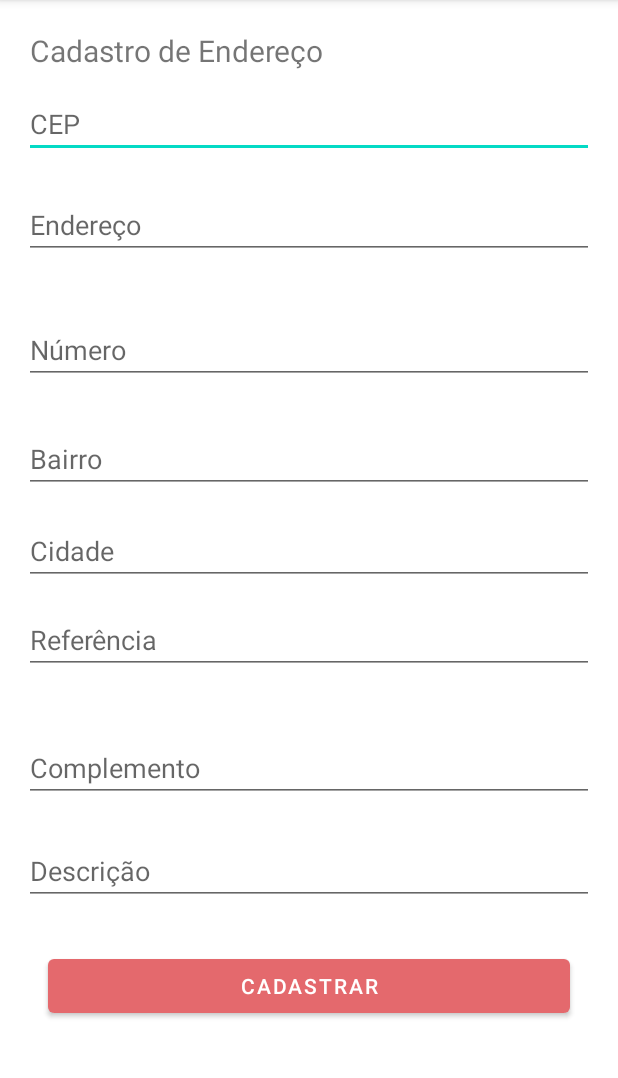
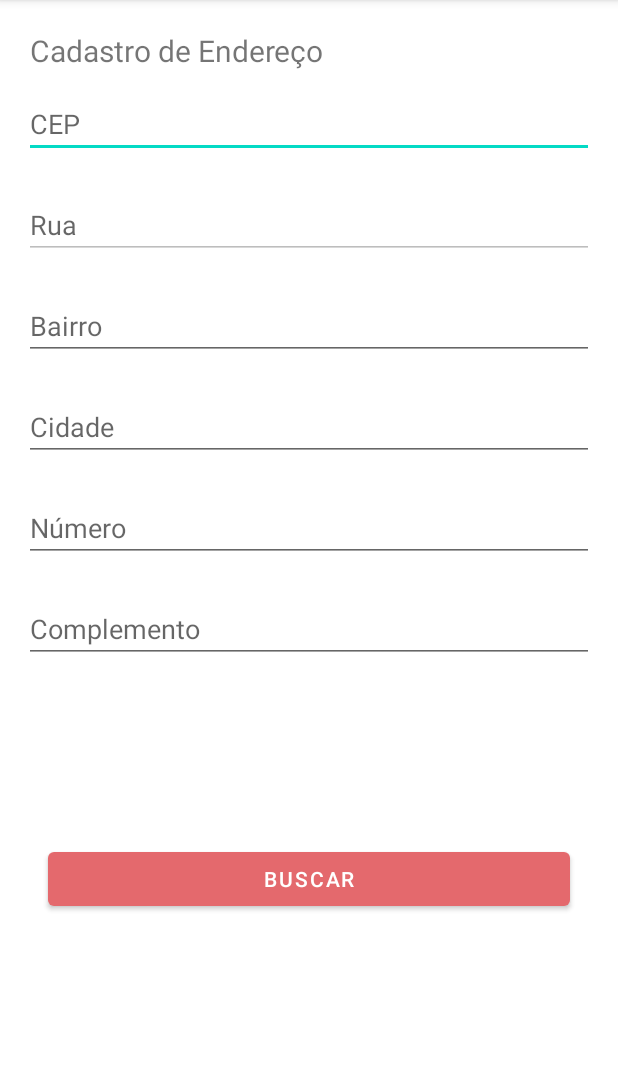
Before and after one commit to VitorAmorimPinto/Projeto-app-confeitaria, an Android app: the EnderecoActivity screen opened directly, with no data from a screen before it, on a phone screen of 412 x 824 dp, the part 84-1162 px from its top. Run offline under Robolectric (Android 15) with nearby library versions, the phone set to English and light mode, and no system bars.

Commit message:
branch vitor - Implementando busca de endereço

```diff
--- a/app/build.gradle
+++ b/app/build.gradle
@@ -45,6 +45,7 @@ dependencies {
     implementation 'com.google.firebase:firebase-storage'
     implementation 'com.github.ittianyu:BottomNavigationViewEx:2.0.4'
     implementation "com.android.support:design:28.0.0"
-
+    implementation 'com.squareup.retrofit2:retrofit:2.9.0'
+    implementation 'com.squareup.retrofit2:converter-gson:2.9.0'
 }
 apply plugin: 'com.google.gms.google-services'
--- a/app/src/main/AndroidManifest.xml
+++ b/app/src/main/AndroidManifest.xml
@@ -1,7 +1,7 @@
 <?xml version="1.0" encoding="utf-8"?>
 <manifest xmlns:android="http://schemas.android.com/apk/res/android"
     package="com.example.aplicativoconfeitaria">
-
+    <uses-permission android:name="android.permission.INTERNET" />
     <application
         android:allowBackup="true"
         android:icon="@mipmap/ic_launcher"
--- a/app/src/main/java/com/example/aplicativoconfeitaria/activity/EnderecoActivity.java
+++ b/app/src/main/java/com/example/aplicativoconfeitaria/activity/EnderecoActivity.java
@@ -3,14 +3,86 @@ package com.example.aplicativoconfeitaria.activity;
 import androidx.appcompat.app.AppCompatActivity;
 
 import android.os.Bundle;
+import android.text.Editable;
+import android.text.TextWatcher;
+import android.view.View;
+import android.widget.Button;
+import android.widget.EditText;
+import android.widget.TextView;
 
 import com.example.aplicativoconfeitaria.R;
+import com.example.aplicativoconfeitaria.api.CEPService;
+import com.example.aplicativoconfeitaria.domain.AddressRequest;
+import com.example.aplicativoconfeitaria.model.Endereco;
+
+import org.json.JSONObject;
+
+import retrofit2.Call;
+import retrofit2.Callback;
+import retrofit2.Response;
+import retrofit2.Retrofit;
+import retrofit2.converter.gson.GsonConverterFactory;
 
 public class EnderecoActivity extends AppCompatActivity {
+    Button button3;
+    EditText edtCep,edtRua,edtBairro,edtCidade,edtNumero,edtComplemento;
 
+    private Retrofit retrofit;
     @Override
     protected void onCreate(Bundle savedInstanceState) {
         super.onCreate(savedInstanceState);
         setContentView(R.layout.activity_endereco);
+        button3 = findViewById(R.id.button3);
+        edtCep = findViewById((R.id.edtCep));
+        edtRua = findViewById((R.id.edtRua));
+        edtBairro = findViewById((R.id.edtBairro));
+        edtCidade = findViewById((R.id.edtCidade));
+        edtNumero = findViewById((R.id.edtNumero));
+        edtComplemento = findViewById((R.id.edtComplemento));
+        edtRua.setEnabled(false);
+        retrofit = new Retrofit.Builder()
+                .baseUrl("https://viacep.com.br/ws/")
+                .addConverterFactory(GsonConverterFactory.create()).build();
+        edtCep.addTextChangedListener(new TextWatcher() {
+            @Override
+            public void onTextChanged(CharSequence s, int start, int before, int count) { }
+            @Override
+            public void beforeTextChanged(CharSequence s, int start, int count, int after) { }
+            @Override
+            public void afterTextChanged(Editable s) {
+                if (edtCep.getText().length() == 8){
+                    recuperarCEPRetrofit();
+                }
+            }
+        });
+        button3.setOnClickListener(new View.OnClickListener() {
+            @Override
+            public void onClick(View v) {
+
+            }
+        });
     }
+    private void recuperarCEPRetrofit(){
+        CEPService cepService = retrofit.create(CEPService.class);
+        Call<Endereco> call = cepService.recuperarCEP(edtCep.getText().toString());
+
+        call.enqueue(new Callback<Endereco>() {
+            @Override
+            public void onResponse(Call<Endereco> call, Response<Endereco> response) {
+                if(response.isSuccessful()){
+                    Endereco cep = response.body();
+                    edtRua.setText(cep.getLogradouro());
+                    edtBairro.setText(cep.getBairro());
+                    edtCidade.setText(cep.getLocalidade());
+
+                }
+            }
+
+            @Override
+            public void onFailure(Call<Endereco> call, Throwable t) {
+
+            }
+        });
+    }
+
 }
--- /dev/null
+++ b/app/src/main/java/com/example/aplicativoconfeitaria/api/CEPService.java
@@ -0,0 +1,13 @@
+package com.example.aplicativoconfeitaria.api;
+
+import com.example.aplicativoconfeitaria.model.Endereco;
+
+import retrofit2.Call;
+import retrofit2.http.GET;
+import retrofit2.http.Path;
+
+public interface CEPService {
+
+    @GET("{cep}/json/")
+    Call<Endereco> recuperarCEP(@Path("cep") String cep);
+}
--- a/app/src/main/res/layout/activity_endereco.xml
+++ b/app/src/main/res/layout/activity_endereco.xml
@@ -12,7 +12,7 @@
         tools:context=".activity.EnderecoActivity">
 
         <EditText
-        android:id="@+id/editTextTextPersonName"
+            android:id="@+id/edtCep"
             android:layout_width="0dp"
             android:layout_height="wrap_content"
             android:layout_marginStart="16dp"
@@ -22,13 +22,14 @@
             android:layout_marginRight="16dp"
             android:ems="10"
             android:hint="CEP"
-        android:inputType="textPersonName"
+            android:inputType="number"
+            android:maxLength="8"
             app:layout_constraintEnd_toEndOf="parent"
             app:layout_constraintStart_toStartOf="parent"
             app:layout_constraintTop_toTopOf="parent" />
 
         <EditText
-        android:id="@+id/editTextTextPersonName2"
+            android:id="@+id/edtRua"
             android:layout_width="0dp"
             android:layout_height="wrap_content"
             android:layout_marginStart="16dp"
@@ -37,35 +38,19 @@
             android:layout_marginEnd="16dp"
             android:layout_marginRight="16dp"
             android:ems="10"
-        android:hint="Endereço"
+            android:hint="Rua"
             android:inputType="textPersonName"
             app:layout_constraintEnd_toEndOf="parent"
             app:layout_constraintStart_toStartOf="parent"
-        app:layout_constraintTop_toBottomOf="@+id/editTextTextPersonName" />
+            app:layout_constraintTop_toBottomOf="@+id/edtCep" />
 
         <EditText
-        android:id="@+id/editTextTextPersonName3"
+            android:id="@+id/edtBairro"
             android:layout_width="0dp"
             android:layout_height="wrap_content"
             android:layout_marginStart="16dp"
             android:layout_marginLeft="16dp"
-        android:layout_marginTop="38dp"
-        android:layout_marginEnd="16dp"
-        android:layout_marginRight="16dp"
-        android:ems="10"
-        android:hint="Número"
-        android:inputType="number|textPersonName"
-        app:layout_constraintEnd_toEndOf="parent"
-        app:layout_constraintStart_toStartOf="parent"
-        app:layout_constraintTop_toBottomOf="@+id/editTextTextPersonName2" />
-
-    <EditText
-        android:id="@+id/editTextTextPersonName4"
-        android:layout_width="0dp"
-        android:layout_height="wrap_content"
-        android:layout_marginStart="16dp"
-        android:layout_marginLeft="16dp"
-        android:layout_marginTop="27dp"
+            android:layout_marginTop="22dp"
             android:layout_marginEnd="16dp"
             android:layout_marginRight="16dp"
             android:ems="10"
@@ -73,15 +58,15 @@
             android:inputType="textPersonName"
             app:layout_constraintEnd_toEndOf="parent"
             app:layout_constraintStart_toStartOf="parent"
-        app:layout_constraintTop_toBottomOf="@+id/editTextTextPersonName3" />
+            app:layout_constraintTop_toBottomOf="@+id/edtRua" />
 
         <EditText
-        android:id="@+id/editTextTextPersonName5"
+            android:id="@+id/edtCidade"
             android:layout_width="0dp"
             android:layout_height="wrap_content"
             android:layout_marginStart="16dp"
             android:layout_marginLeft="16dp"
-        android:layout_marginTop="16dp"
+            android:layout_marginTop="22dp"
             android:layout_marginEnd="16dp"
             android:layout_marginRight="16dp"
             android:ems="10"
@@ -89,31 +74,31 @@
             android:inputType="textPersonName"
             app:layout_constraintEnd_toEndOf="parent"
             app:layout_constraintStart_toStartOf="parent"
-        app:layout_constraintTop_toBottomOf="@+id/editTextTextPersonName4" />
+            app:layout_constraintTop_toBottomOf="@+id/edtBairro" />
 
         <EditText
-        android:id="@+id/editTextTextPersonName6"
+            android:id="@+id/edtNumero"
             android:layout_width="0dp"
             android:layout_height="wrap_content"
             android:layout_marginStart="16dp"
             android:layout_marginLeft="16dp"
-        android:layout_marginTop="14dp"
+            android:layout_marginTop="22dp"
             android:layout_marginEnd="16dp"
             android:layout_marginRight="16dp"
             android:ems="10"
-        android:hint="Referência"
+            android:hint="Número"
             android:inputType="textPersonName"
             app:layout_constraintEnd_toEndOf="parent"
             app:layout_constraintStart_toStartOf="parent"
-        app:layout_constraintTop_toBottomOf="@+id/editTextTextPersonName5" />
+            app:layout_constraintTop_toBottomOf="@+id/edtCidade" />
 
         <EditText
-        android:id="@+id/editTextTextPersonName7"
+            android:id="@+id/edtComplemento"
             android:layout_width="0dp"
             android:layout_height="wrap_content"
             android:layout_marginStart="16dp"
             android:layout_marginLeft="16dp"
-        android:layout_marginTop="40dp"
+            android:layout_marginTop="22dp"
             android:layout_marginEnd="16dp"
             android:layout_marginRight="16dp"
             android:ems="10"
@@ -121,23 +106,7 @@
             android:inputType="textPersonName"
             app:layout_constraintEnd_toEndOf="parent"
             app:layout_constraintStart_toStartOf="parent"
-        app:layout_constraintTop_toBottomOf="@+id/editTextTextPersonName6" />
-
-    <EditText
-        android:id="@+id/editTextTextPersonName8"
-        android:layout_width="0dp"
-        android:layout_height="wrap_content"
-        android:layout_marginStart="16dp"
-        android:layout_marginLeft="16dp"
-        android:layout_marginTop="23dp"
-        android:layout_marginEnd="16dp"
-        android:layout_marginRight="16dp"
-        android:ems="10"
-        android:hint="Descrição"
-        android:inputType="textPersonName"
-        app:layout_constraintEnd_toEndOf="parent"
-        app:layout_constraintStart_toStartOf="parent"
-        app:layout_constraintTop_toBottomOf="@+id/editTextTextPersonName7" />
+            app:layout_constraintTop_toBottomOf="@+id/edtNumero" />
 
         <Button
             android:id="@+id/button3"
@@ -145,13 +114,14 @@
             android:layout_height="wrap_content"
             android:layout_marginStart="32dp"
             android:layout_marginLeft="32dp"
-        android:layout_marginTop="30dp"
+            android:layout_marginTop="120dp"
             android:layout_marginEnd="32dp"
             android:layout_marginRight="32dp"
-        android:text="Cadastrar"
+            android:text="Buscar"
+            app:layout_constraintBottom_toBottomOf="parent"
             app:layout_constraintEnd_toEndOf="parent"
             app:layout_constraintStart_toStartOf="parent"
-        app:layout_constraintTop_toBottomOf="@+id/editTextTextPersonName8" />
+            app:layout_constraintTop_toBottomOf="@+id/edtComplemento" />
 
         <TextView
             android:id="@+id/textView10"
@@ -164,5 +134,6 @@
             android:textSize="20sp"
             app:layout_constraintStart_toStartOf="parent"
             app:layout_constraintTop_toTopOf="parent" />
+
     </androidx.constraintlayout.widget.ConstraintLayout>
 </ScrollView>
```
Also changed, not shown: app/src/main/java/com/example/aplicativoconfeitaria/FragmentPerfil.java (+11 -11 lines), app/src/main/java/com/example/aplicativoconfeitaria/model/Endereco.java (+53 -35 lines). Lines whose indentation alone changed are shown as unchanged.
